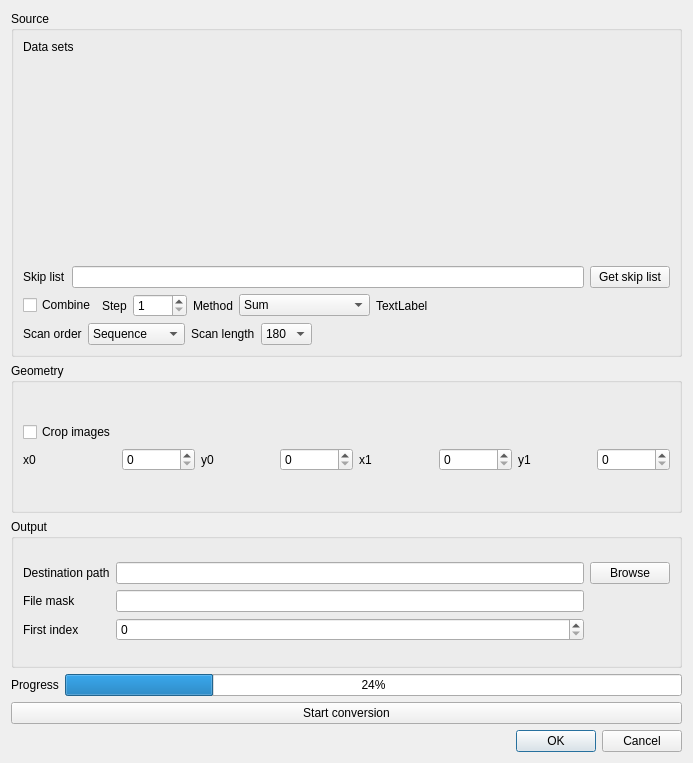
neutronimaging/imagingsuite, file applications/kiptool/src/fileconversiondialog.ui: the form before one commit.
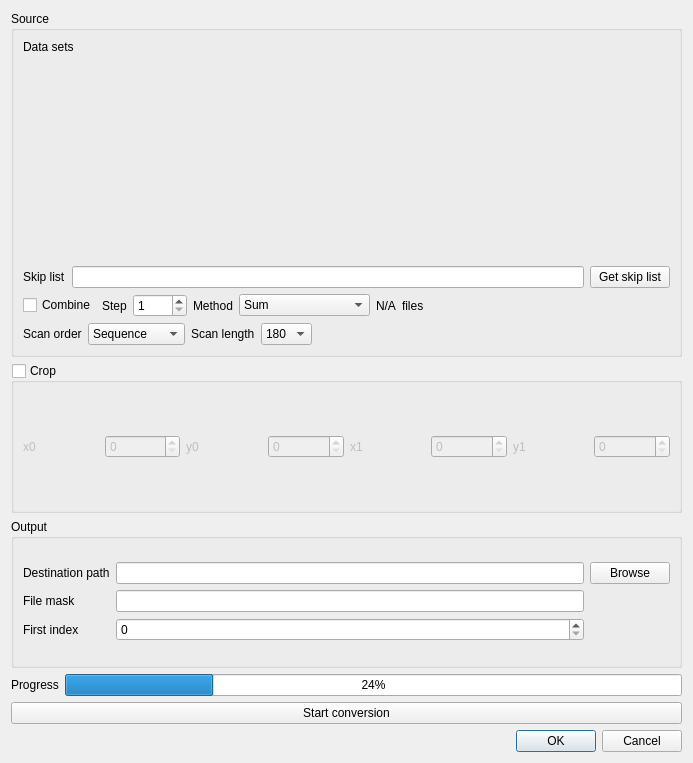
The form after the commit. Custom widgets are drawn as their Qt base class.

Diff of the .ui file:
```diff
--- a/applications/kiptool/src/fileconversiondialog.ui
+++ b/applications/kiptool/src/fileconversiondialog.ui
@@ -132,7 +132,14 @@
             <item>
              <widget class="QLabel" name="labelNumberOfFiles">
               <property name="text">
-               <string>TextLabel</string>
+               <string>N/A</string>
+              </property>
+             </widget>
+            </item>
+            <item>
+             <widget class="QLabel" name="label_rest">
+              <property name="text">
+               <string>files</string>
               </property>
              </widget>
             </item>
@@ -218,12 +225,18 @@
      <item>
       <widget class="QGroupBox" name="groupBox_2">
        <property name="title">
-        <string>Geometry</string>
+        <string>Crop</string>
+       </property>
+       <property name="checkable">
+        <bool>true</bool>
+       </property>
+       <property name="checked">
+        <bool>false</bool>
        </property>
        <layout class="QGridLayout" name="gridLayout_4">
         <item row="0" column="1">
          <layout class="QGridLayout" name="gridLayout_3">
-          <item row="1" column="2">
+          <item row="0" column="2">
            <widget class="QLabel" name="label_y0">
             <property name="text">
              <string>y0</string>
@@ -231,55 +244,48 @@
            </widget>
           </item>
           <item row="0" column="0">
-           <widget class="QCheckBox" name="checkBox">
-            <property name="text">
-             <string>Crop images</string>
-            </property>
-           </widget>
-          </item>
-          <item row="1" column="0">
            <widget class="QLabel" name="label_x0">
             <property name="text">
              <string>x0</string>
             </property>
            </widget>
           </item>
-          <item row="1" column="6">
+          <item row="0" column="6">
            <widget class="QLabel" name="label_y1">
             <property name="text">
              <string>y1</string>
             </property>
            </widget>
           </item>
-          <item row="1" column="4">
+          <item row="0" column="4">
            <widget class="QLabel" name="label_x1">
             <property name="text">
              <string>x1</string>
             </property>
            </widget>
           </item>
-          <item row="1" column="5">
+          <item row="0" column="5">
            <widget class="QSpinBox" name="spinBox_x1">
             <property name="maximum">
              <number>9999</number>
             </property>
            </widget>
           </item>
-          <item row="1" column="3">
+          <item row="0" column="3">
            <widget class="QSpinBox" name="spinBox_y0">
             <property name="maximum">
              <number>9999</number>
             </property>
            </widget>
           </item>
-          <item row="1" column="1">
+          <item row="0" column="1">
            <widget class="QSpinBox" name="spinBox_x0">
             <property name="maximum">
              <number>9999</number>
             </property>
            </widget>
           </item>
-          <item row="1" column="7">
+          <item row="0" column="7">
            <widget class="QSpinBox" name="spinBox_y1">
             <property name="maximum">
              <number>9999</number>
```
Left out of the diff: 2 changed lines with no effect on the pictures.
